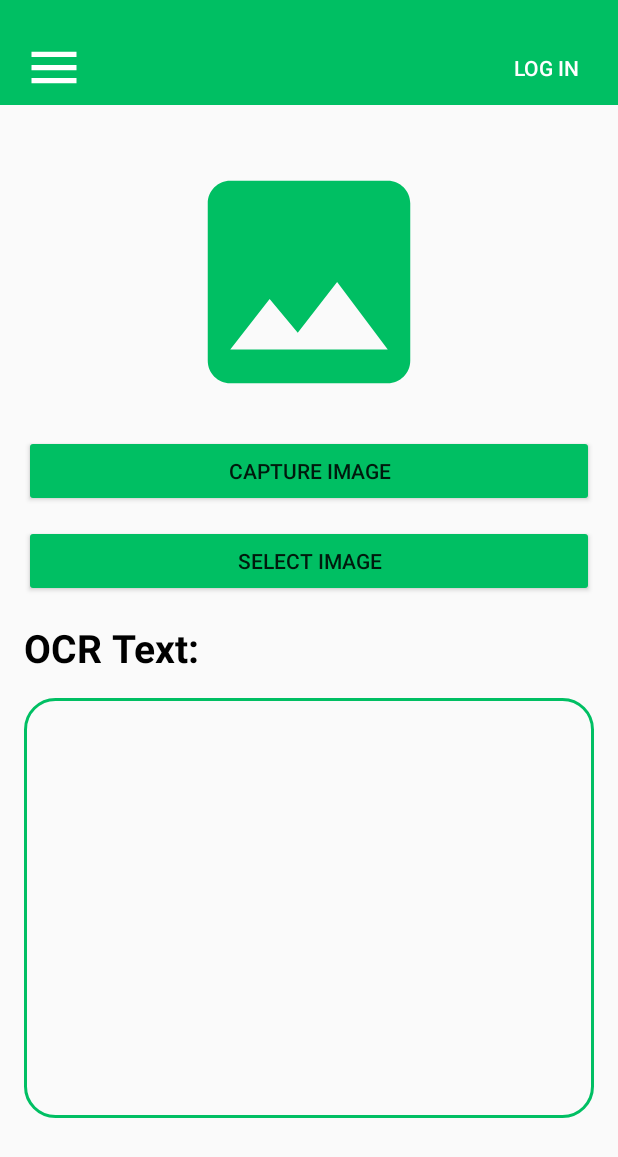
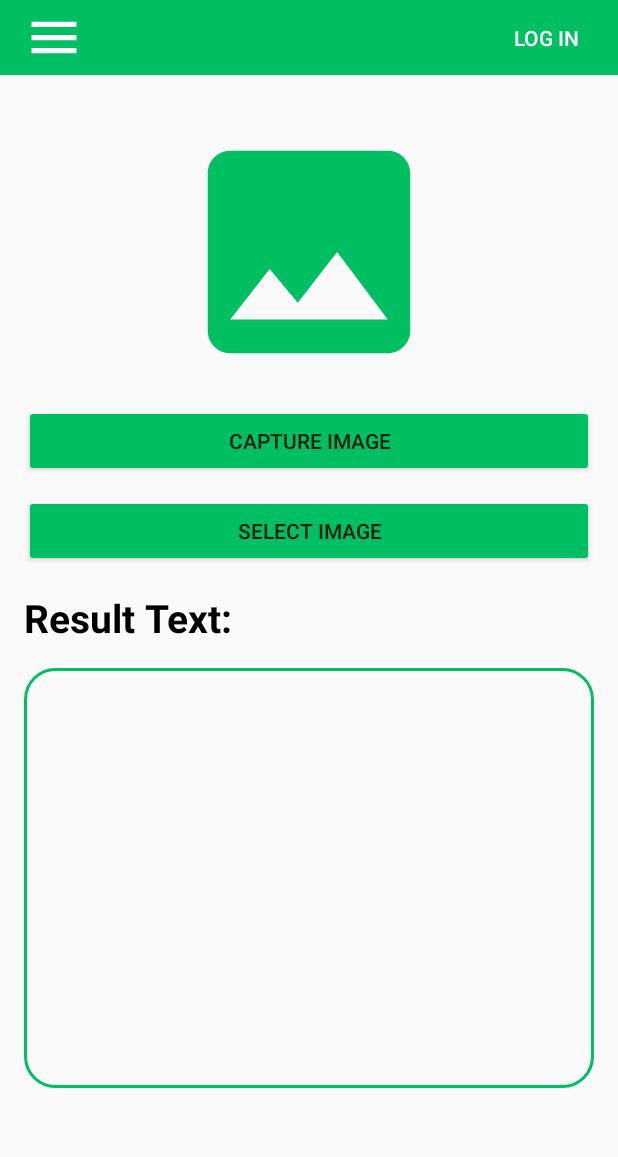
Before and after one commit to Kilamper/Text-Extractor, an Android app: the screen it shows after launch (MainActivity), on a phone screen of 412 x 824 dp. Shown: the top 1157 px of the screen. Run offline under Robolectric (Android 15) with nearby library versions, the phone set to English and light mode, and no system bars; libraries missing offline, so code that uses them is left out: com.google.mlkit.vision.

Commit message:
Pass text to strings.xml

```diff
--- a/app/src/main/res/layout/activity_main.xml
+++ b/app/src/main/res/layout/activity_main.xml
@@ -6,12 +6,9 @@
     android:orientation="vertical"
     android:layout_width="match_parent"
     android:layout_height="match_parent"
+    android:fitsSystemWindows="true"
+    android:statusBarColor="@color/green"
     tools:context=".MainActivity">
-
-    <View
-        android:layout_width="match_parent"
-        android:layout_height="20dp"
-        android:background="@color/green" />
 
     <LinearLayout
         style="?android:attr/buttonBarStyle"
@@ -28,14 +25,21 @@
             android:layout_width="40dp"
             android:layout_height="match_parent"
             android:layout_gravity="center"
-            android:background="@drawable/baseline_menu_24"
-
-            />
+            android:background="@drawable/baseline_menu_24" />
 
         <View
             android:layout_width="0dp"
             android:layout_height="0dp"
             android:layout_weight="1" />
+
+        <Button
+            style="?android:attr/buttonBarButtonStyle"
+            android:id="@+id/userIcon"
+            android:layout_width="50dp"
+            android:layout_height="match_parent"
+            android:layout_gravity="center"
+            android:background="@drawable/baseline_person_24"
+            android:visibility="invisible" />
 
         <Button
             style="?android:attr/buttonBarButtonStyle"
@@ -45,7 +49,7 @@
             android:layout_gravity="center"
             android:background="@color/green"
             android:textColor="@color/white"
-            android:text="Log in" />
+            android:text="@string/log_in" />
 
     </LinearLayout>
 
@@ -60,7 +64,7 @@
             android:layout_width="match_parent"
             android:layout_height="180dp"
             android:layout_marginTop="12dp"
-            android:contentDescription="Camera Image"
+            android:contentDescription="@string/camera_image"
             android:scaleType="fitCenter"
             android:src="@drawable/baseline_image_24" />
 
@@ -70,7 +74,7 @@
             android:layout_height="wrap_content"
             android:layout_marginTop="12dp"
             android:backgroundTint="@color/green"
-            android:text="Capture Image" />
+            android:text="@string/capture_image" />
 
         <Button
             android:id="@+id/selectImgBtn"
@@ -78,13 +82,13 @@
             android:layout_height="wrap_content"
             android:layout_marginTop="12dp"
             android:backgroundTint="@color/green"
-            android:text="Select Image" />
+            android:text="@string/select_image" />
 
         <TextView
             android:layout_width="wrap_content"
             android:layout_height="wrap_content"
             android:layout_marginTop="16dp"
-            android:text="OCR Text:"
+            android:text="@string/result_text"
             android:textColor="@color/black"
             android:textSize="26sp"
             android:textStyle="bold" />
@@ -108,7 +112,7 @@
             android:layout_height="wrap_content"
             android:layout_marginTop="16dp"
             android:backgroundTint="@color/green"
-            android:text="Copy Text"
+            android:text="@string/copy_text"
             android:visibility="invisible" />
     </LinearLayout>
 
--- a/app/src/main/res/values/strings.xml
+++ b/app/src/main/res/values/strings.xml
@@ -1,3 +1,17 @@
 <resources>
     <string name="app_name">Text Extractor</string>
+    <string name="log_in">Log in</string>
+    <string name="camera_image">Camera Image</string>
+    <string name="capture_image">Capture Image</string>
+    <string name="select_image">Select Image</string>
+    <string name="result_text">Result Text:</string>
+    <string name="copy_text">Copy Text</string>
+    <string name="email">Email</string>
+    <string name="password">Password</string>
+    <string name="sign_up">Sign Up</string>
+    <string name="log_in_button">Log In</string>
+    <string name="settings">Settings</string>
+    <string name="history">History</string>
+    <string name="help">Help</string>
+    <string name="log_out">Log Out</string>
 </resources>
```
Also changed, not shown: app/src/main/res/layout/activity_auth.xml (+6 -4 lines).
